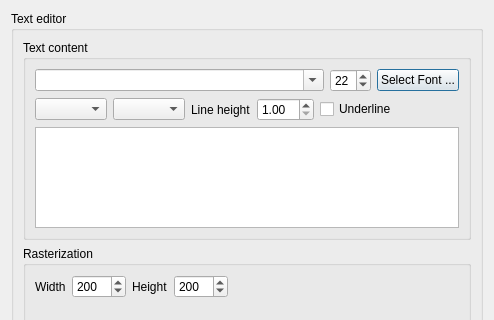
Before: the Qt Designer form editor/gui/dlgtext.ui in ensisoft/detonator, drawn with Qt 5; both pictures show x 0 to 494 and y 0 to 320 of the 494 by 793 pixel window.
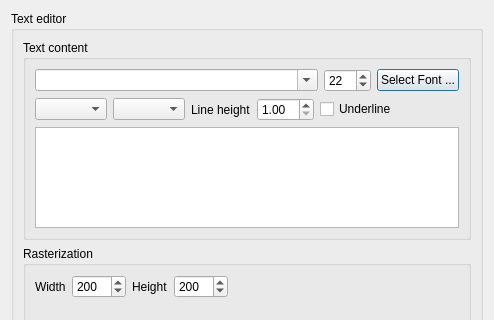
After: the same form once the commit is applied. Icons and pictures are not drawn. Custom widgets are drawn as their Qt base class.

Commit message:
Adjust maximum font size in text dialog
Adjust maximum font size in text dialog.

What changed in the file:
```diff
--- a/editor/gui/dlgtext.ui
+++ b/editor/gui/dlgtext.ui
@@ -50,6 +50,9 @@
              <property name="minimum">
               <number>6</number>
              </property>
+             <property name="maximum">
+              <number>100</number>
+             </property>
              <property name="value">
               <number>22</number>
              </property>
```
